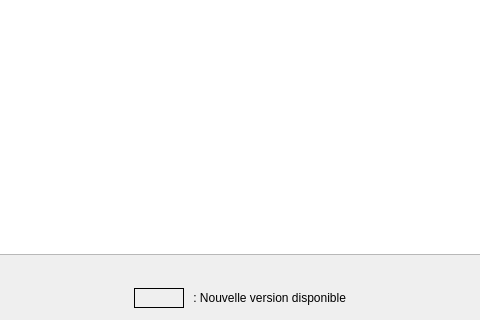
IGNF/PluginsManager-qgis-plugin, file ui/installer.ui: the form before one commit; both pictures show x 342 to 822 and y 88 to 408 of the 1200 by 408 pixel window.
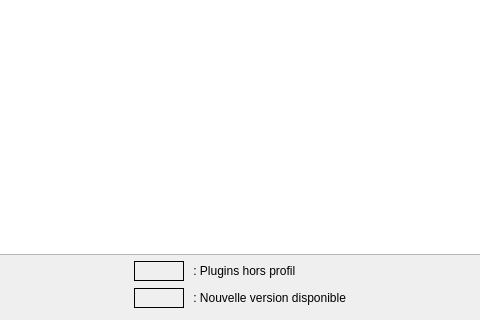
The form after the commit. Icons and pictures are not drawn.

Commit message: correction d'actualisation des plugins, ajout icon , ...

The edit to the form file:
```diff
--- a/ui/installer.ui
+++ b/ui/installer.ui
@@ -111,6 +111,35 @@
        </property>
       </widget>
      </item>
+     <item row="1" column="3">
+      <widget class="QLabel" name="label_hors_profil">
+       <property name="minimumSize">
+        <size>
+         <width>50</width>
+         <height>0</height>
+        </size>
+       </property>
+       <property name="maximumSize">
+        <size>
+         <width>16777215</width>
+         <height>20</height>
+        </size>
+       </property>
+       <property name="frameShape">
+        <enum>QFrame::Box</enum>
+       </property>
+       <property name="text">
+        <string/>
+       </property>
+      </widget>
+     </item>
+     <item row="1" column="4">
+      <widget class="QLabel" name="label_3">
+       <property name="text">
+        <string> : Plugins hors profil</string>
+       </property>
+      </widget>
+     </item>
     </layout>
    </item>
   </layout>
```
Left out of the diff: 4 changed lines with no effect on the pictures. The commit also changes 8 other files.
